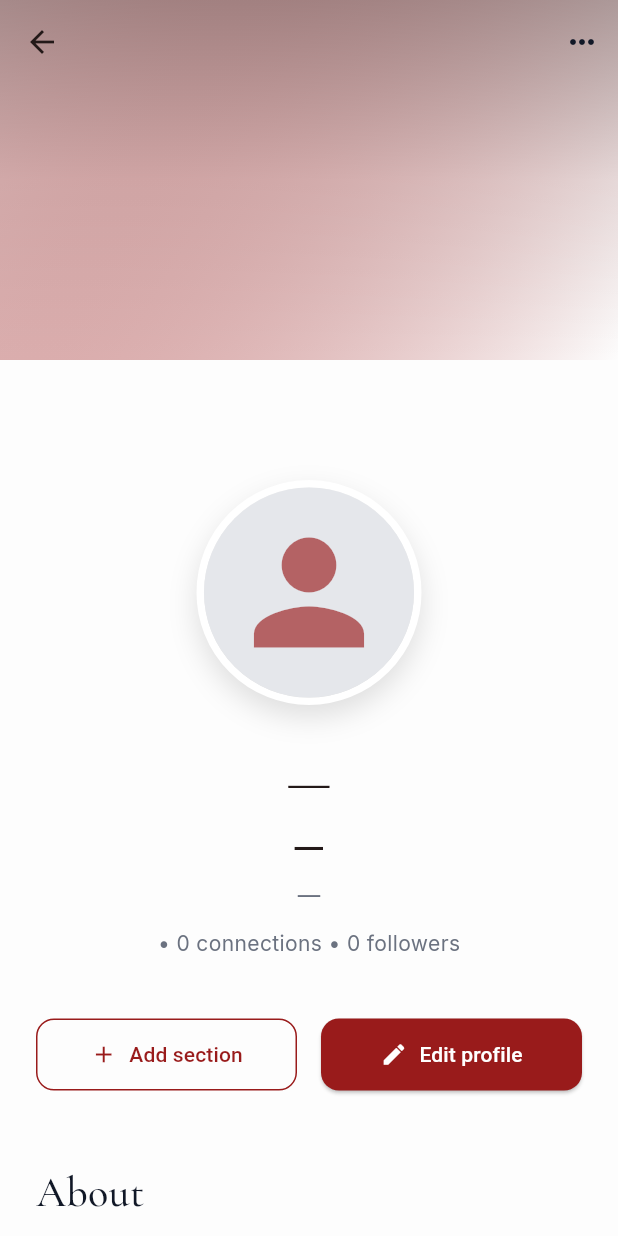
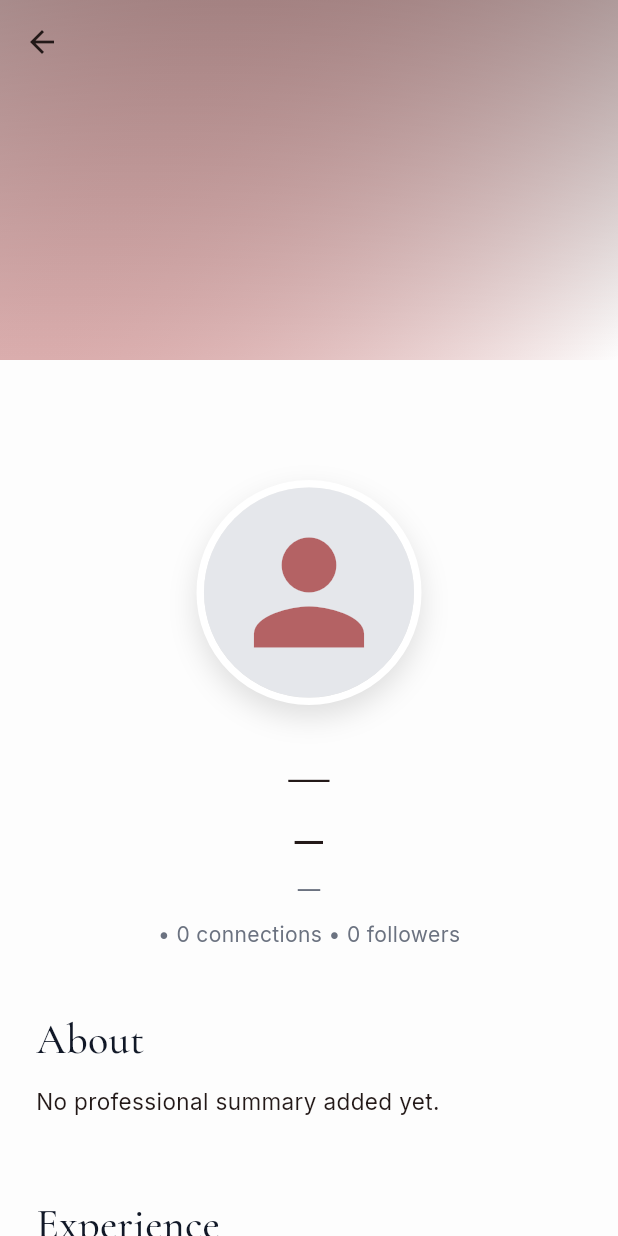
Before and after one commit to SirJmss/Alumni-Management-System, a Flutter app: the ProfileScreen screen opened directly, on a phone screen of 412 x 824 dp. Run offline on Flutter 3.47's test engine with Material 3 defaults, Android fonts, the phone set to English and light mode, and no system bars; our stand-ins replace cloud_firestore, firebase_auth, firebase_core, fl_chart, google_fonts; accounts and stored records are empty.

Commit message:
FIXED IN ALUMNI SIDE, IT CAN RUN NOW IN THE EMULATOR

```diff
--- a/lib/features/profile/presentation/screens/profile_screen.dart
+++ b/lib/features/profile/presentation/screens/profile_screen.dart
@@ -4,7 +4,7 @@ import 'package:flutter/material.dart';
 import 'package:google_fonts/google_fonts.dart';
 import 'package:intl/intl.dart';
 
-import 'package:alumni/core/constants/app_colors.dart'; // Make sure this file exists
+import 'package:alumni/core/constants/app_colors.dart';
 
 class ProfileScreen extends StatefulWidget {
   const ProfileScreen({super.key});
@@ -20,18 +20,27 @@ class _ProfileScreenState extends State<ProfileScreen> {
   @override
   void initState() {
     super.initState();
+
+    // Load profile after first frame (prevents UI lag)
+    WidgetsBinding.instance.addPostFrameCallback((_) {
       _loadUserProfile();
+    });
   }
 
   Future<void> _loadUserProfile() async {
+    try {
       final user = FirebaseAuth.instance.currentUser;
+
       if (user == null) {
-      if (mounted) setState(() => isLoading = false);
+        setState(() => isLoading = false);
         return;
       }
 
-    try {
-      final doc = await FirebaseFirestore.instance.collection('users').doc(user.uid).get();
+      final doc = await FirebaseFirestore.instance
+          .collection('users')
+          .doc(user.uid)
+          .get()
+          .timeout(const Duration(seconds: 10));
 
       if (!mounted) return;
 
@@ -40,15 +49,36 @@ class _ProfileScreenState extends State<ProfileScreen> {
         isLoading = false;
       });
     } catch (e) {
-      debugPrint('Profile load error: $e');
-      if (mounted) setState(() => isLoading = false);
+      debugPrint("Profile load error: $e");
+
+      if (!mounted) return;
+
+      setState(() {
+        isLoading = false;
+      });
     }
   }
 
-  String _formatPeriod(dynamic start, dynamic end) {
-    final startStr = _formatDate(start);
-    final endStr = _formatDate(end);
-    return end == null ? '$startStr – Present' : '$startStr – $endStr';
+  List<Map<String, dynamic>> _safeList(String key) {
+    final list = userData?[key];
+
+    if (list == null || list is! List) return [];
+
+    return list
+        .whereType<Map>()
+        .map((e) => Map<String, dynamic>.from(e))
+        .toList();
+  }
+
+  String _safe(String key, {String fallback = '—'}) {
+    final val = userData?[key]?.toString().trim();
+    return (val != null && val.isNotEmpty) ? val : fallback;
+  }
+
+  String _safeMap(Map<String, dynamic>? map, String key,
+      {String fallback = '—'}) {
+    final val = map?[key]?.toString().trim();
+    return (val != null && val.isNotEmpty) ? val : fallback;
   }
 
   String _formatDate(dynamic value) {
@@ -65,21 +95,27 @@ class _ProfileScreenState extends State<ProfileScreen> {
     return date != null ? DateFormat('MMMM yyyy').format(date) : '—';
   }
 
-  String _safe(String key, {String fallback = '—'}) {
-    final val = userData?[key]?.toString()?.trim();
-    return (val != null && val.isNotEmpty) ? val : fallback;
-  }
-
-  String _safeMap(Map<String, dynamic>? map, String key, {String fallback = '—'}) {
-    final val = map?[key]?.toString()?.trim();
-    return (val != null && val.isNotEmpty) ? val : fallback;
+  String _formatPeriod(dynamic start, dynamic end) {
+    final startStr = _formatDate(start);
+    final endStr = _formatDate(end);
+    return end == null ? '$startStr – Present' : '$startStr – $endStr';
   }
 
   @override
   Widget build(BuildContext context) {
     if (isLoading) {
-      return const Scaffold(
-        body: Center(child: CircularProgressIndicator(color: AppColors.brandRed)),
+      return Scaffold(
+        backgroundColor: AppColors.softWhite,
+        body: const Center(
+          child: SizedBox(
+            width: 40,
+            height: 40,
+            child: CircularProgressIndicator(
+              strokeWidth: 3,
+              color: AppColors.brandRed,
+            ),
+          ),
+        ),
       );
     }
 
@@ -99,6 +135,9 @@ class _ProfileScreenState extends State<ProfileScreen> {
 
     final bool hasCover = coverUrl != '—';
     final bool hasAvatar = avatarUrl != '—';
+
+    final experiences = _safeList('experience');
+    final education = _safeList('education');
 
     return Scaffold(
       backgroundColor: AppColors.softWhite,
@@ -126,9 +165,8 @@ class _ProfileScreenState extends State<ProfileScreen> {
                         begin: Alignment.topCenter,
                         end: Alignment.bottomCenter,
                         colors: [
-                          Colors.black.withOpacity(0.26),
-                          Colors.black.withOpacity(0.05),
-                          Colors.transparent,
+                          Colors.black.withOpacity(0.25),
+                          Colors.transparent
                         ],
                       ),
                     ),
@@ -136,147 +174,104 @@ class _ProfileScreenState extends State<ProfileScreen> {
                 ],
               ),
             ),
-            actions: [
-              IconButton(
-                icon: const Icon(Icons.more_horiz, color: AppColors.darkText),
-                onPressed: () {},
           ),
-            ],
-          ),
+
           SliverPadding(
             padding: const EdgeInsets.symmetric(horizontal: 24),
             sliver: SliverList(
               delegate: SliverChildListDelegate([
                 const SizedBox(height: 80),
+
+                /// PROFILE HEADER
                 Center(
                   child: Column(
                     children: [
                       Container(
                         decoration: BoxDecoration(
                           shape: BoxShape.circle,
-                          border: Border.all(color: AppColors.cardWhite, width: 5),
+                          border:
+                              Border.all(color: AppColors.cardWhite, width: 5),
                           boxShadow: const [
                             BoxShadow(
                                 color: Colors.black12,
                                 blurRadius: 16,
-                              offset: Offset(0, 8),
-                            ),
+                                offset: Offset(0, 8))
                           ],
                         ),
                         child: CircleAvatar(
                           radius: 70,
                           backgroundColor: AppColors.borderSubtle,
-                          backgroundImage: hasAvatar ? NetworkImage(avatarUrl) : null,
+                          backgroundImage:
+                              hasAvatar ? NetworkImage(avatarUrl) : null,
                           child: !hasAvatar
-                              ? Icon(
-                                  Icons.person,
+                              ? Icon(Icons.person,
                                   size: 110,
-                                  color: AppColors.brandRed.withOpacity(0.65),
-                                )
+                                  color: AppColors.brandRed.withOpacity(0.65))
                               : null,
                         ),
                       ),
-                      const SizedBox(height: 24),
+                      const SizedBox(height: 20),
                       Text(
                         _safe('name'),
                         style: GoogleFonts.cormorantGaramond(
-                          fontSize: 36,
-                          fontWeight: FontWeight.w500,
-                        ),
+                            fontSize: 36, fontWeight: FontWeight.w500),
                         textAlign: TextAlign.center,
                       ),
                       const SizedBox(height: 6),
                       Text(
                         _safe('headline', fallback: _safe('role')),
                         style: GoogleFonts.inter(
-                          fontSize: 19,
-                          fontWeight: FontWeight.w600,
-                        ),
+                            fontSize: 19, fontWeight: FontWeight.w600),
                         textAlign: TextAlign.center,
                       ),
                       const SizedBox(height: 8),
                       Text(
                         _safe('location'),
-                        style: GoogleFonts.inter(fontSize: 15, color: AppColors.mutedText),
+                        style: GoogleFonts.inter(
+                            fontSize: 15, color: AppColors.mutedText),
                       ),
-                      const SizedBox(height: 12),
+                      const SizedBox(height: 10),
                       Text(
-                        '• ${_safe('connectionsCount', fallback: '0')} connections • '
-                        '${_safe('followersCount', fallback: '0')} followers',
-                        style: GoogleFonts.inter(fontSize: 14, color: AppColors.mutedText),
+                        '• ${_safe('connectionsCount', fallback: '0')} connections • ${_safe('followersCount', fallback: '0')} followers',
+                        style: GoogleFonts.inter(
+                            fontSize: 14, color: AppColors.mutedText),
                       ),
                     ],
                   ),
                 ),
+
                 const SizedBox(height: 40),
-                Row(
-                  children: [
-                    Expanded(
-                      child: OutlinedButton.icon(
-                        icon: const Icon(Icons.add, size: 18),
-                        label: const Text('Add section'),
-                        onPressed: () {},
-                        style: OutlinedButton.styleFrom(
-                          foregroundColor: AppColors.brandRed,
-                          side: const BorderSide(color: AppColors.brandRed),
-                          padding: const EdgeInsets.symmetric(vertical: 14),
-                          shape: RoundedRectangleBorder(
-                            borderRadius: BorderRadius.circular(12),
+
+                _sectionTitle('About'),
+                const SizedBox(height: 10),
+                Text(
+                  _safe('about',
+                      fallback: 'No professional summary added yet.'),
+                  style: GoogleFonts.inter(fontSize: 15, height: 1.55),
                 ),
-                        ),
-                      ),
-                    ),
-                    const SizedBox(width: 16),
-                    Expanded(
-                      child: ElevatedButton.icon(
-                        icon: const Icon(Icons.edit, size: 18),
-                        label: const Text('Edit profile'),
-                        onPressed: () {
-                          ScaffoldMessenger.of(context).showSnackBar(
-                            const SnackBar(content: Text('Edit profile coming soon')),
-                          );
-                        },
-                        style: ElevatedButton.styleFrom(
-                          backgroundColor: AppColors.brandRed,
-                          foregroundColor: Colors.white,
-                          padding: const EdgeInsets.symmetric(vertical: 14),
-                          shape: RoundedRectangleBorder(
-                            borderRadius: BorderRadius.circular(12),
-                          ),
-                        ),
-                      ),
-                    ),
-                  ],
-                ),
-                const SizedBox(height: 48),
-                _sectionTitle('About'),
-                const SizedBox(height: 12),
-                Text(
-                  _safe('about', fallback: 'No professional summary added yet.'),
-                  style: GoogleFonts.inter(
-                    fontSize: 15,
-                    height: 1.55,
-                    color: AppColors.darkText,
-                  ),
-                ),
-                const SizedBox(height: 56),
+
+                const SizedBox(height: 50),
+
+                /// EXPERIENCE
                 _sectionTitle('Experience'),
                 const SizedBox(height: 16),
-                if ((userData?['experience'] as List?)?.isNotEmpty ?? false) ...[
-                  ...List<Map<String, dynamic>>.from(userData!['experience'])
-                      .map((e) => _experienceCard(e)),
-                ] else ...[
+
+                if (experiences.isNotEmpty)
+                  ...experiences.map((e) => _experienceCard(e))
+                else
                   _emptyCard('No experience added yet'),
-                ],
-                const SizedBox(height: 56),
+
+                const SizedBox(height: 50),
+
+                /// EDUCATION
                 _sectionTitle('Education'),
                 const SizedBox(height: 16),
-                if ((userData?['education'] as List?)?.isNotEmpty ?? false) ...[
-                  ...List<Map<String, dynamic>>.from(userData!['education'])
-                      .map((e) => _educationCard(e)),
-                ] else ...[
+
+                if (education.isNotEmpty)
+                  ...education.map((e) => _educationCard(e))
+                else
                   _emptyCard('No education added yet'),
-                ],
+
                 const SizedBox(height: 100),
               ]),
             ),
@@ -289,12 +284,9 @@ class _ProfileScreenState extends State<ProfileScreen> {
   Widget _defaultCover() => Container(
         decoration: BoxDecoration(
           gradient: LinearGradient(
+            colors: [AppColors.brandRed.withOpacity(0.3), AppColors.softWhite],
             begin: Alignment.topLeft,
             end: Alignment.bottomRight,
-            colors: [
-              AppColors.brandRed.withOpacity(0.3),
-              AppColors.softWhite,
-            ],
           ),
         ),
       );
@@ -314,21 +306,17 @@ class _ProfileScreenState extends State<ProfileScreen> {
         shape: RoundedRectangleBorder(borderRadius: BorderRadius.circular(16)),
         child: Padding(
           padding: const EdgeInsets.all(20),
-          child: Column(
-            crossAxisAlignment: CrossAxisAlignment.start,
-            children: [
+          child:
+              Column(crossAxisAlignment: CrossAxisAlignment.start, children: [
             Text(_safeMap(exp, 'title'), style: _titleStyle),
             const SizedBox(height: 4),
             Text(_safeMap(exp, 'company'), style: _companyStyle),
             Text(_formatPeriod(exp['start'], exp['end']), style: _dateStyle),
-              if (_safeMap(exp, 'location') != '—')
-                Text(_safeMap(exp, 'location'), style: _dateStyle),
             if (_safeMap(exp, 'description') != '—') ...[
-                const SizedBox(height: 12),
-                Text(_safeMap(exp, 'description'), style: _bodyStyle),
-              ],
-            ],
-          ),
+              const SizedBox(height: 10),
+              Text(_safeMap(exp, 'description'), style: _bodyStyle)
+            ]
+          ]),
         ),
       );
 
@@ -338,22 +326,13 @@ class _ProfileScreenState extends State<ProfileScreen> {
         shape: RoundedRectangleBorder(borderRadius: BorderRadius.circular(16)),
         child: Padding(
           padding: const EdgeInsets.all(20),
-          child: Column(
-            crossAxisAlignment: CrossAxisAlignment.start,
-            children: [
+          child:
+              Column(crossAxisAlignment: CrossAxisAlignment.start, children: [
             Text(_safeMap(edu, 'degree'), style: _titleStyle),
             const SizedBox(height: 4),
             Text(_safeMap(edu, 'school'), style: _companyStyle),
             Text(_formatPeriod(edu['start'], edu['end']), style: _dateStyle),
-              if (_safeMap(edu, 'fieldOfStudy') != '—')
-                Text(_safeMap(edu, 'fieldOfStudy'), style: _dateStyle),
-              if (_safeMap(edu, 'grade') != '—')
-                Text(
-                  'Grade: ${_safeMap(edu, 'grade')}',
-                  style: _bodyStyle.copyWith(fontStyle: FontStyle.italic),
-                ),
-            ],
-          ),
+          ]),
         ),
       );
 
@@ -366,36 +345,21 @@ class _ProfileScreenState extends State<ProfileScreen> {
           border: Border.all(color: AppColors.borderSubtle),
         ),
         child: Center(
-          child: Text(
-            msg,
-            style: GoogleFonts.inter(fontSize: 15, color: AppColors.mutedText),
-          ),
+          child: Text(msg,
+              style: GoogleFonts.inter(
+                  fontSize: 15, color: AppColors.mutedText)),
         ),
       );
 
-  // ────────────────────────────────────────────────
-  //  Text Styles (moved here to avoid repetition)
-  // ────────────────────────────────────────────────
-  TextStyle get _titleStyle => GoogleFonts.inter(
-        fontSize: 18,
-        fontWeight: FontWeight.w700,
-        color: AppColors.darkText,
-      );
+  TextStyle get _titleStyle =>
+      GoogleFonts.inter(fontSize: 18, fontWeight: FontWeight.w700);
 
   TextStyle get _companyStyle => GoogleFonts.inter(
-        fontSize: 16,
-        color: AppColors.brandRed,
-        fontWeight: FontWeight.w600,
-      );
+      fontSize: 16, color: AppColors.brandRed, fontWeight: FontWeight.w600);
 
-  TextStyle get _dateStyle => GoogleFonts.inter(
-        fontSize: 14,
-        color: AppColors.mutedText,
-      );
+  TextStyle get _dateStyle =>
+      GoogleFonts.inter(fontSize: 14, color: AppColors.mutedText);
 
-  TextStyle get _bodyStyle => GoogleFonts.inter(
-        fontSize: 14.5,
-        height: 1.5,
-        color: AppColors.darkText,
-      );
+  TextStyle get _bodyStyle =>
+      GoogleFonts.inter(fontSize: 14.5, height: 1.5);
 }
```
Lines whose indentation alone changed are shown as unchanged.
